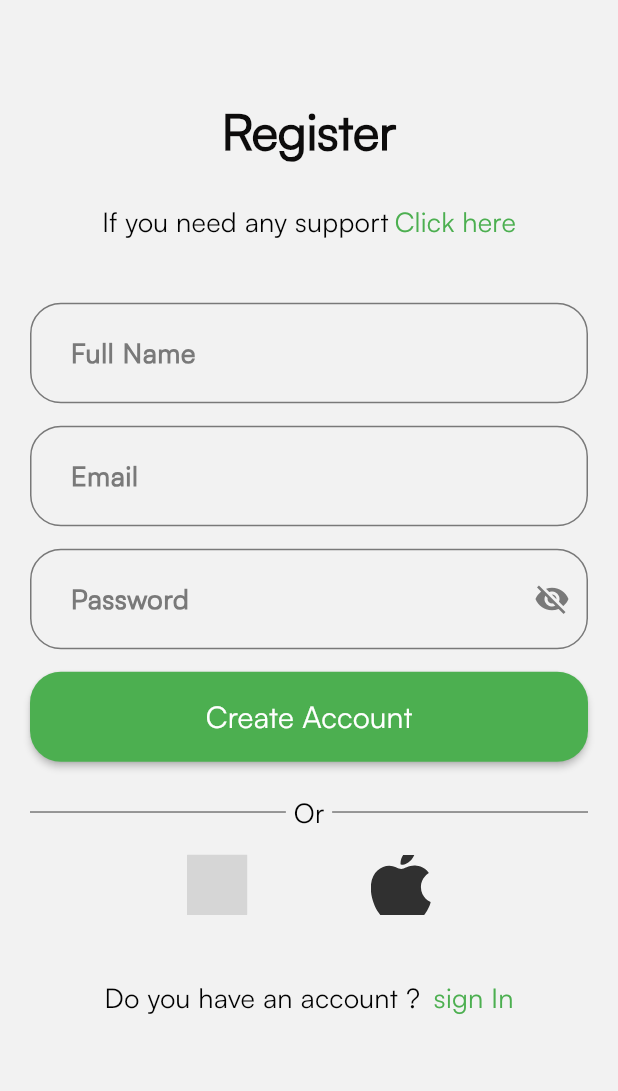
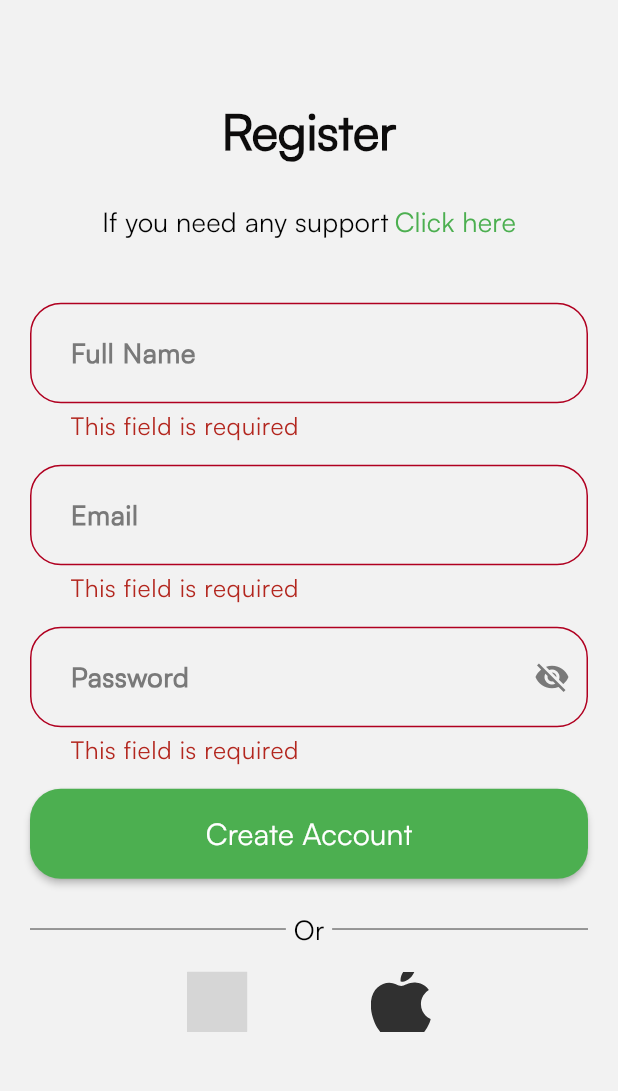
Before and after one commit to Mostafa-Salah10/Spotify, a Flutter app: the RegisterView screen opened by its route, after a tap on "Create Account", on a phone screen of 412 x 824 dp, the part 135-1226 px from its top. Run offline on Flutter 3.47's test engine with Material 3 defaults, Android fonts, the light colour scheme and no system bars; our stand-ins replace dartz, firebase_auth, firebase_core, flutter_bloc, flutter_svg, get_it and 2 more; accounts and stored records are empty; grey boxes are pictures that could not be loaded.

Commit message:
finish all logic of auth feature

```diff
--- a/lib/app/spotify_app.dart
+++ b/lib/app/spotify_app.dart
@@ -4,6 +4,7 @@ import 'package:spotify_clone/core/functions/inialize_app_config.dart';
 import 'package:spotify_clone/core/config/routes/app_router.dart';
 import 'package:spotify_clone/core/config/routes/app_routes.dart';
 import 'package:spotify_clone/core/config/theme/app_theme.dart';
+import 'package:spotify_clone/features/auth/presentation/manager/cubit/auth_cubit.dart';
 import 'package:spotify_clone/features/onboarding/presentation/manager/theme_manager.dart';
 
 class SpotifyApp extends StatelessWidget {
@@ -14,7 +15,10 @@ class SpotifyApp extends StatelessWidget {
     //inialize my config of app
     initializeAppConfig(context);
     return MultiBlocProvider(
-      providers: [BlocProvider(create: (_) => ThemeManager())],
+      providers: [
+        BlocProvider(create: (_) => ThemeManager()),
+        BlocProvider(create: (_) => AuthCubit()),
+      ],
       child: BlocBuilder<ThemeManager, ThemeMode>(
         builder: (context, theme) {
           return MaterialApp(
--- /dev/null
+++ b/lib/core/functions/validation_form_field.dart
@@ -0,0 +1,9 @@
+String? validateFormField({String? value}) {
+  if (value!.isEmpty) {
+    return 'This field is required';
+  } else if (value.length < 6) {
+    return 'This field must be greater than or equal to 6 characters';
+  } else {
+    return null;
+  }
+}
--- a/lib/features/auth/presentation/manager/cubit/auth_cubit.dart
+++ b/lib/features/auth/presentation/manager/cubit/auth_cubit.dart
@@ -1,3 +1,4 @@
+import 'package:flutter/material.dart';
 import 'package:flutter_bloc/flutter_bloc.dart';
 import 'package:spotify_clone/core/params/params.dart';
 import 'package:spotify_clone/core/service/service_locator.dart';
@@ -9,6 +10,8 @@ part 'auth_state.dart';
 
 class AuthCubit extends Cubit<AuthState> {
   AuthCubit() : super(AuthInitial());
+  final signInKey = GlobalKey<FormState>();
+  final signUpKey = GlobalKey<FormState>();
   //this cubit trigger the use cases
 
   ///sign up user with email and password
--- a/lib/features/auth/presentation/widgets/custom_register_form.dart
+++ b/lib/features/auth/presentation/widgets/custom_register_form.dart
@@ -1,6 +1,10 @@
 import 'package:flutter/material.dart';
+import 'package:flutter_bloc/flutter_bloc.dart';
+import 'package:spotify_clone/core/functions/validation_form_field.dart';
+import 'package:spotify_clone/core/params/params.dart';
 import 'package:spotify_clone/core/utils/app_colors.dart';
 import 'package:spotify_clone/core/widgets/custom_general_button.dart';
+import 'package:spotify_clone/features/auth/presentation/manager/cubit/auth_cubit.dart';
 import 'package:spotify_clone/features/auth/presentation/widgets/custom_text_form_field.dart';
 
 class CustomRegisterForm extends StatelessWidget {
@@ -8,16 +12,45 @@ class CustomRegisterForm extends StatelessWidget {
 
   @override
   Widget build(BuildContext context) {
+    String email = '';
+    String password = '';
+    String name = '';
+    return BlocConsumer<AuthCubit, AuthState>(
+      listener: (context, state) {
+        if (state is AuthSignUpErrorState) {
+          ScaffoldMessenger.of(
+            context,
+          ).showSnackBar(SnackBar(content: Text(state.errorMessage)));
+        }
+      },
+      builder: (context, state) {
+        final cubit = context.read<AuthCubit>();
         return Form(
+          key: cubit.signUpKey,
           child: Column(
             children: [
-          CustomTextFormField(hint: "Full Name", onChanged: (value) {}),
+              CustomTextFormField(
+                hint: "Full Name",
+                onChanged: (value) {
+                  name = value;
+                },
+                validator: (name) => validateFormField(value: name),
+              ),
               SizedBox(height: 15),
-          CustomTextFormField(hint: "Email", onChanged: (email) {}),
+              CustomTextFormField(
+                hint: "Email",
+                onChanged: (email) {
+                  email = email;
+                },
+                validator: (email) => validateFormField(value: email),
+              ),
               SizedBox(height: 15),
               CustomTextFormField(
                 hint: "Password",
-            onChanged: (pass) {},
+                onChanged: (pass) {
+                  password = pass;
+                },
+                validator: (pass) => validateFormField(value: pass),
                 isSecure: true,
                 suffixIcon: IconButton(
                   onPressed: () {},
@@ -25,9 +58,29 @@ class CustomRegisterForm extends StatelessWidget {
                 ),
               ),
               SizedBox(height: 15),
-          CustomGeneralButton(text: "Create Account", onPressed: () {}),
+
+              state is AuthSignUpLoadingState
+                  ? const CircularProgressIndicator(
+                      color: AppColors.primaryColor,
+                    )
+                  : CustomGeneralButton(
+                      text: "Create Account",
+                      onPressed: () {
+                        if (cubit.signUpKey.currentState!.validate()) {
+                          cubit.signUpUser(
+                            UserSignUpParams(
+                              email: email,
+                              password: password,
+                              username: name,
+                            ),
+                          );
+                        }
+                      },
+                    ),
             ],
           ),
         );
+      },
+    );
   }
 }
--- a/lib/main.dart
+++ b/lib/main.dart
@@ -1,3 +1,4 @@
+import 'package:firebase_core/firebase_core.dart';
 import 'package:flutter/material.dart';
 import 'package:hydrated_bloc/hydrated_bloc.dart';
 import 'package:path_provider/path_provider.dart';
@@ -6,6 +7,7 @@ import 'package:spotify_clone/core/service/service_locator.dart';
 
 Future<void> main() async {
   WidgetsFlutterBinding.ensureInitialized();
+  Firebase.initializeApp();
   setupServiceLocator();
   HydratedBloc.storage = await HydratedStorage.build(
     storageDirectory: HydratedStorageDirectory(
```
Also changed, not shown: lib/features/auth/presentation/widgets/custom_login_form.dart (+43 -6 lines), pubspec.lock, 4 other files. Lines whose indentation alone changed are shown as unchanged.
